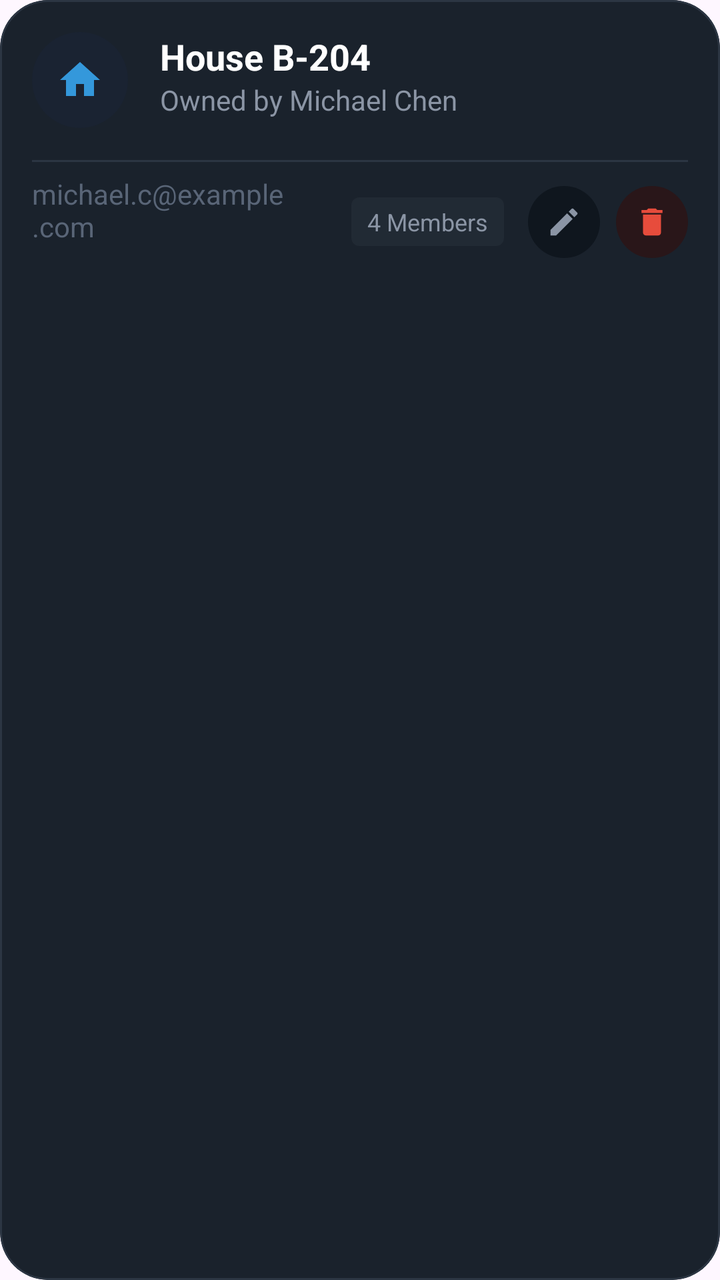
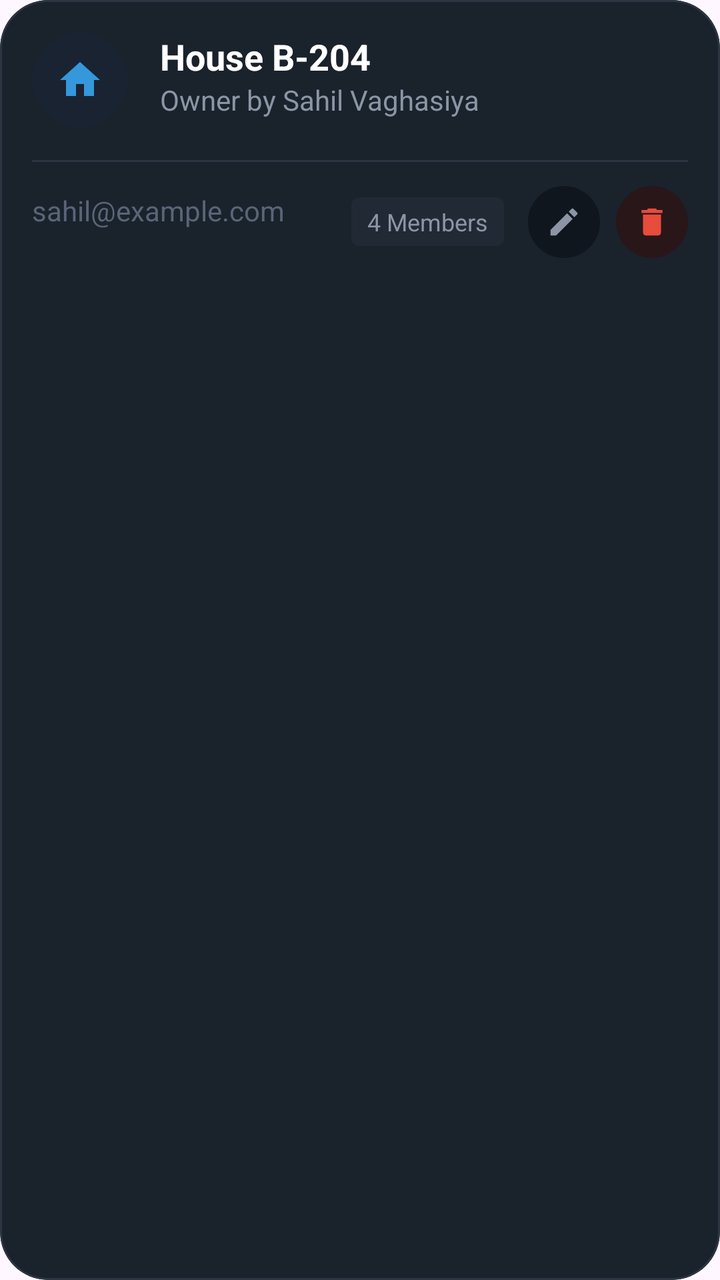

Compare the two renders of this Android layout. The source of the first and the diff that turns it into the second are given below.
<!-- AndroidManifest.xml: application theme Theme.HouseVisitorManagementSystem -->
<!-- res/layout/item_house.xml -->
<?xml version="1.0" encoding="utf-8"?>
<com.google.android.material.card.MaterialCardView xmlns:android="http://schemas.android.com/apk/res/android"
    xmlns:app="http://schemas.android.com/apk/res-auto"
    android:layout_width="match_parent"
    android:layout_height="wrap_content"
    android:layout_marginBottom="16dp"
    app:cardBackgroundColor="@color/dark_navy"
    app:cardCornerRadius="24dp"
    app:strokeColor="@color/slate_blue_gray"
    app:strokeWidth="1dp">

    <androidx.constraintlayout.widget.ConstraintLayout
        android:layout_width="match_parent"
        android:layout_height="wrap_content"
        android:padding="16dp">

        <FrameLayout
            android:id="@+id/iconContainer"
            android:layout_width="48dp"
            android:layout_height="48dp"
            android:background="@drawable/circle_dark_bg"
            app:layout_constraintStart_toStartOf="parent"
            app:layout_constraintTop_toTopOf="parent">

            <ImageView
                android:layout_width="24dp"
                android:layout_height="24dp"
                android:layout_gravity="center"
                android:src="@drawable/ic_home_filled"
                app:tint="@color/bright_blue" />
        </FrameLayout>

        <TextView
            android:id="@+id/tvTitle"
            android:layout_width="wrap_content"
            android:layout_height="wrap_content"
            android:layout_marginStart="16dp"
            android:text="House B-204"
            android:textColor="@color/white"
            android:textSize="18sp"
            android:textStyle="bold"
            app:layout_constraintStart_toEndOf="@id/iconContainer"
            app:layout_constraintTop_toTopOf="@id/iconContainer" />

        <TextView
            android:id="@+id/tvSubtitle"
            android:layout_width="wrap_content"
            android:layout_height="wrap_content"
            android:layout_marginStart="16dp"
            android:text="Owned by Michael Chen"
            android:textColor="@color/steel_blue_gray"
            android:textSize="14sp"
            app:layout_constraintStart_toEndOf="@id/iconContainer"
            app:layout_constraintTop_toBottomOf="@id/tvTitle" />

        <View
            android:id="@+id/separator"
            android:layout_width="match_parent"
            android:layout_height="1dp"
            android:layout_marginTop="16dp"
            android:background="@color/slate_blue_gray"
            app:layout_constraintTop_toBottomOf="@id/iconContainer" />

        <TextView
            android:id="@+id/tvEmail"
            android:layout_width="0dp"
            android:layout_height="wrap_content"
            android:layout_marginEnd="16dp"
            android:text="michael.c@example.com"
            android:textColor="@color/slate_gray"
            android:textSize="14sp"
            app:layout_constraintBottom_toBottomOf="parent"
            app:layout_constraintEnd_toStartOf="@id/actionsLayout"
            app:layout_constraintStart_toStartOf="parent"
            app:layout_constraintTop_toBottomOf="@id/separator" />

        <LinearLayout
            android:id="@+id/actionsLayout"
            android:layout_width="wrap_content"
            android:layout_height="wrap_content"
            android:layout_marginTop="12dp"
            android:gravity="center_vertical"
            android:orientation="horizontal"
            app:layout_constraintEnd_toEndOf="parent"
            app:layout_constraintTop_toBottomOf="@id/separator">

            <TextView
                android:id="@+id/tvMembers"
                android:layout_width="wrap_content"
                android:layout_height="wrap_content"
                android:layout_marginEnd="12dp"
                android:background="@drawable/bg_badge_gray"
                android:paddingHorizontal="8dp"
                android:paddingVertical="4dp"
                android:text="4 Members"
                android:textColor="@color/steel_blue_gray"
                android:textSize="12sp" />

            <FrameLayout
                android:id="@+id/btnEdit"
                android:layout_width="36dp"
                android:layout_height="36dp"
                android:layout_marginEnd="8dp"
                android:background="@drawable/circle_dark_bg"
                android:backgroundTint="@color/charcoal_navy"
                android:clickable="true"
                android:focusable="true">

                <ImageView
                    android:layout_width="18dp"
                    android:layout_height="18dp"
                    android:layout_gravity="center"
                    android:src="@drawable/ic_edit"
                    app:tint="@color/steel_blue_gray" />
            </FrameLayout>

            <FrameLayout
                android:id="@+id/btnDelete"
                android:layout_width="36dp"
                android:layout_height="36dp"
                android:background="@drawable/circle_dark_bg"
                android:backgroundTint="@color/dark_plum"
                android:clickable="true"
                android:focusable="true">

                <ImageView
                    android:layout_width="18dp"
                    android:layout_height="18dp"
                    android:layout_gravity="center"
                    android:src="@drawable/ic_delete"
                    app:tint="@color/red" />
            </FrameLayout>
        </LinearLayout>
    </androidx.constraintlayout.widget.ConstraintLayout>
</com.google.android.material.card.MaterialCardView>
<!-- resources referenced by this layout -->
<resources>
  <color name="bright_blue">#3498DB</color>
  <color name="charcoal_navy">#0F161E</color>
  <color name="dark_navy">#1A222C</color>
  <color name="dark_plum">#291619</color>
  <color name="red">#E74C3C</color>
  <color name="slate_blue_gray">#2C3643</color>
  <color name="slate_gray">#596577</color>
  <color name="steel_blue_gray">#8B95A5</color>
  <color name="white">#FFFFFF</color>
  <!-- drawable bg_badge_gray (drawable) -->
  <?xml version="1.0" encoding="utf-8"?>
  <shape xmlns:android="http://schemas.android.com/apk/res/android" android:shape="rectangle">
      <solid android:color="#196C757D" />
      <corners android:radius="4dp" />
  </shape>
  <!-- drawable circle_dark_bg (drawable) -->
  <?xml version="1.0" encoding="utf-8"?>
  <shape xmlns:android="http://schemas.android.com/apk/res/android"
      android:shape="oval">
      <solid android:color="#1A2332" />
  </shape>
  <!-- drawable ic_delete (drawable) -->
  <vector xmlns:android="http://schemas.android.com/apk/res/android"
      android:width="24dp"
      android:height="24dp"
      android:viewportWidth="24"
      android:viewportHeight="24">
      <path
          android:fillColor="#FFFFFF"
          android:pathData="M6,19c0,1.1 0.9,2 2,2h8c1.1,0 2,-0.9 2,-2V7H6v12zM19,4h-3.5l-1,-1h-5l-1,1H5v2h14V4z" />
  </vector>
  <!-- drawable ic_edit (drawable) -->
  <vector xmlns:android="http://schemas.android.com/apk/res/android"
      android:width="24dp"
      android:height="24dp"
      android:viewportWidth="24"
      android:viewportHeight="24">
      <path
          android:fillColor="#FFFFFF"
          android:pathData="M3,17.25V21h3.75L17.81,9.94l-3.75,-3.75L3,17.25zM20.71,7.04c0.39,-0.39 0.39,-1.02 0,-1.41l-2.34,-2.34c-0.39,-0.39 -1.02,-0.39 -1.41,0l-1.83,1.83 3.75,3.75 1.83,-1.83z" />
  </vector>
  <!-- drawable ic_home_filled (drawable) -->
  <vector xmlns:android="http://schemas.android.com/apk/res/android"
      android:width="24dp"
      android:height="24dp"
      android:viewportWidth="24"
      android:viewportHeight="24">
      <path
          android:fillColor="#FFFFFF"
          android:pathData="M10,20v-6h4v6h5v-8h3L12,3 2,12h3v8z" />
  </vector>
  <style name="Theme.HouseVisitorManagementSystem" parent="Base.Theme.HouseVisitorManagementSystem" />
  <style name="Base.Theme.HouseVisitorManagementSystem" parent="Theme.Material3.DayNight.NoActionBar">
          
          
      </style>
</resources>

<!-- the commit's change to res/layout/item_house.xml (unified diff, before → after) -->
@@ -31,7 +31,7 @@
         </FrameLayout>
 
         <TextView
-            android:id="@+id/tvTitle"
+            android:id="@+id/houseCardHouseNo"
             android:layout_width="wrap_content"
             android:layout_height="wrap_content"
             android:layout_marginStart="16dp"
@@ -43,15 +43,15 @@
             app:layout_constraintTop_toTopOf="@id/iconContainer" />
 
         <TextView
-            android:id="@+id/tvSubtitle"
+            android:id="@+id/houseCardHouseOwner"
             android:layout_width="wrap_content"
             android:layout_height="wrap_content"
             android:layout_marginStart="16dp"
-            android:text="Owned by Michael Chen"
+            android:text="Owner by Sahil Vaghasiya"
             android:textColor="@color/steel_blue_gray"
             android:textSize="14sp"
             app:layout_constraintStart_toEndOf="@id/iconContainer"
-            app:layout_constraintTop_toBottomOf="@id/tvTitle" />
+            app:layout_constraintTop_toBottomOf="@id/houseCardHouseNo" />
 
         <View
             android:id="@+id/separator"
@@ -62,11 +62,11 @@
             app:layout_constraintTop_toBottomOf="@id/iconContainer" />
 
         <TextView
-            android:id="@+id/tvEmail"
+            android:id="@+id/houseCardEmail"
             android:layout_width="0dp"
             android:layout_height="wrap_content"
             android:layout_marginEnd="16dp"
-            android:text="michael.c@example.com"
+            android:text="sahil@example.com"
             android:textColor="@color/slate_gray"
             android:textSize="14sp"
             app:layout_constraintBottom_toBottomOf="parent"
@@ -85,7 +85,7 @@
             app:layout_constraintTop_toBottomOf="@id/separator">
 
             <TextView
-                android:id="@+id/tvMembers"
+                android:id="@+id/houseCardMembers"
                 android:layout_width="wrap_content"
                 android:layout_height="wrap_content"
                 android:layout_marginEnd="12dp"
@@ -97,7 +97,7 @@
                 android:textSize="12sp" />
 
             <FrameLayout
-                android:id="@+id/btnEdit"
+                android:id="@+id/houseCardBtnEdit"
                 android:layout_width="36dp"
                 android:layout_height="36dp"
                 android:layout_marginEnd="8dp"
@@ -115,7 +115,7 @@
             </FrameLayout>
 
             <FrameLayout
-                android:id="@+id/btnDelete"
+                android:id="@+id/houseCardBtnDelete"
                 android:layout_width="36dp"
                 android:layout_height="36dp"
                 android:background="@drawable/circle_dark_bg"
